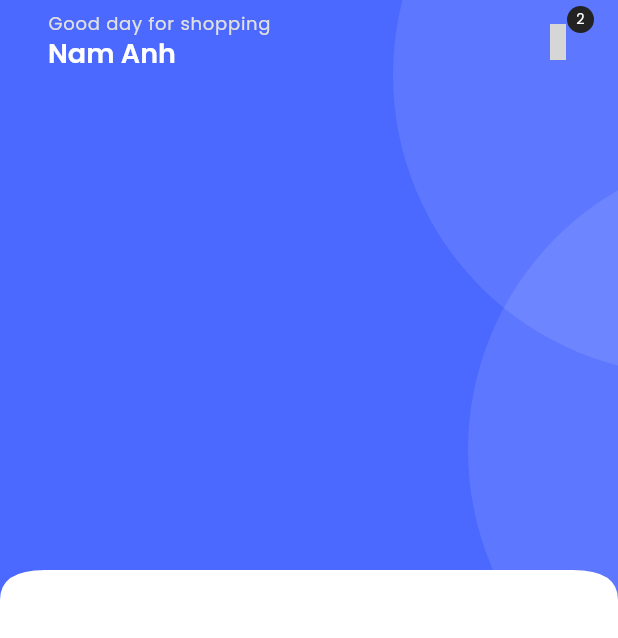
After one commit to Anhthn37-NA/t-store, a Flutter app: the HomeScreen screen opened directly, on a phone screen of 412 x 824 dp. The commit adds this screen. Shown: the top 638 px of the screen. Run offline on Flutter 3.47's test engine with Material 3 defaults, Android fonts, the light colour scheme and no system bars; our stand-ins replace get, get_storage, iconsax_flutter, logger, smooth_page_indicator; accounts and stored records are empty; grey boxes are pictures that could not be loaded.

Commit message:
update AppBar in HomeScreen

```diff
--- /dev/null
+++ b/lib/common/widgets/appbar/appbar.dart
@@ -0,0 +1,45 @@
+import 'package:flutter/material.dart';
+import 'package:get/get.dart';
+import 'package:iconsax_flutter/iconsax_flutter.dart';
+import 'package:t_store/utils/device/device_utility.dart';
+
+import '../../../utils/constants/sizes.dart';
+
+class TAppBar extends StatelessWidget implements PreferredSizeWidget {
+  const TAppBar({
+    super.key,
+    this.title,
+    this.actions,
+    this.leadingIcon,
+    this.leadingOnPressed,
+    this.showBackArrow = false,
+  });
+
+  final Widget? title;
+  final bool showBackArrow;
+  final IconData? leadingIcon;
+  final List<Widget>? actions;
+  final VoidCallback? leadingOnPressed;
+
+  @override
+  Widget build(BuildContext context) {
+    return Padding(
+      padding: const EdgeInsets.symmetric(horizontal: TSizes.md),
+      child: AppBar(
+        automaticallyImplyLeading: false,
+        leading: showBackArrow
+            ? IconButton(
+                onPressed: () => Get.back(),
+                icon: const Icon(Iconsax.arrow_left),
+              )
+            : leadingIcon != null ? IconButton(onPressed: leadingOnPressed, icon: Icon(leadingIcon)) : null,
+        title: title,
+        actions: actions,
+      ),
+    );
+  }
+
+  @override
+  // TODO: implement preferredSize
+  Size get preferredSize => Size.fromHeight(TDeviceUtils.getAppBarHeight());
+}
--- /dev/null
+++ b/lib/common/widgets/custom_shapes/containers/circular_container.dart
@@ -0,0 +1,37 @@
+import'package:flutter/material.dart';
+
+import '../../../../utils/constants/colors.dart';
+
+
+class TCircularContainer extends StatelessWidget {
+  const TCircularContainer({
+    super.key,
+    this.child,
+    this.width = 400,
+    this.height = 400,
+    this.radius = 400,
+    this.padding = 0,
+    this.backgroundColor = TColors.white,
+  });
+
+  final double? width;
+  final double? height;
+  final double radius;
+  final double padding;
+  final Widget? child;
+  final Color backgroundColor;
+
+  @override
+  Widget build(BuildContext context) {
+    return Container(
+      width: width,
+      height: height,
+      padding: EdgeInsets.all(padding),
+      decoration: BoxDecoration(
+        borderRadius: BorderRadius.circular(radius),
+        color: backgroundColor,
+      ),
+      child: child,
+    );
+  }
+}
--- /dev/null
+++ b/lib/common/widgets/custom_shapes/containers/primary_header_container.dart
@@ -0,0 +1,43 @@
+import 'package:flutter/material.dart';
+import '../../../../utils/constants/colors.dart';
+import '../curved_edges/curved_edges_widget.dart';
+import 'circular_container.dart';
+
+class TPrimaryHeaderContainer extends StatelessWidget {
+  const TPrimaryHeaderContainer({super.key, required this.child});
+
+  final Widget child;
+
+  @override
+  Widget build(BuildContext context) {
+    return TCurvedEdgesWidget(//Tạo hiệu ứng bo cong ở cạnh dưới
+      child: Container(
+        color: TColors.primary,
+        padding: const EdgeInsets.only(bottom: 0),
+        child: SizedBox(
+          height: 400,
+          child: Stack(
+            children: [
+              ///--Background Custom Shapes/Các shape hình tròn mờ trang trí nền
+              Positioned(
+                top: -150,
+                right: -250,
+                child: TCircularContainer(
+                  backgroundColor: TColors.white.withValues(alpha: 0.1),
+                ),
+              ),
+              Positioned(
+                top: 100,
+                right: -300,
+                child: TCircularContainer(
+                  backgroundColor: TColors.white.withValues(alpha: 0.1),
+                ),
+              ),
+              child,
+            ],
+          ),
+        ),
+      ),
+    );
+  }
+}
--- /dev/null
+++ b/lib/common/widgets/custom_shapes/curved_edges/curved_edges.dart
@@ -0,0 +1,33 @@
+import 'package:flutter/material.dart';
+
+class TCustomCurvedEdges extends CustomClipper<Path> {
+  @override
+  Path getClip(Size size) {
+    var path = Path();
+    path.lineTo(0, size.height);
+
+    //Cong đầu tiên (bên trái)
+    final firstCurve = Offset(0, size.height - 20);
+    final lastCurve = Offset(30, size.height - 20);
+    path.quadraticBezierTo(firstCurve.dx, firstCurve.dy, lastCurve.dx, lastCurve.dy);
+
+    //Cong chính giữa
+    final secondFirstCurve = Offset(0, size.height - 20);
+    final secondLastCurve = Offset(size.width - 30, size.height - 20);
+    path.quadraticBezierTo(secondFirstCurve.dx, secondFirstCurve.dy, secondLastCurve.dx, secondLastCurve.dy);
+
+    //Cong cuối bên phải
+    final thirdFirstCurve = Offset(size.width, size.height - 20);
+    final thirdLastCurve = Offset(size.width, size.height);
+    path.quadraticBezierTo(thirdFirstCurve.dx, thirdFirstCurve.dy, thirdLastCurve.dx, thirdLastCurve.dy);
+
+    path.lineTo(size.width, 0);
+    path.close();
+    return path;
+  }
+
+  @override
+  bool shouldReclip(covariant CustomClipper<Path> oldClipper) {
+    return true;
+  }
+}
--- /dev/null
+++ b/lib/common/widgets/custom_shapes/curved_edges/curved_edges_widget.dart
@@ -0,0 +1,19 @@
+import 'package:flutter/material.dart';
+
+import 'curved_edges.dart';
+
+class TCurvedEdgesWidget extends StatelessWidget {
+  const TCurvedEdgesWidget({
+    super.key, this.child,
+  });
+
+  final Widget? child;
+
+  @override
+  Widget build(BuildContext context) {
+    return ClipPath(
+      clipper: TCustomCurvedEdges(),//bo cong bằng custom clipper
+      child: child,
+    );
+  }
+}
--- /dev/null
+++ b/lib/common/widgets/products/cart/cart_menu_icon.dart
@@ -0,0 +1,42 @@
+import 'package:flutter/material.dart';
+import 'package:iconsax_flutter/iconsax_flutter.dart';
+
+import '../../../../utils/constants/colors.dart';
+
+class TCartCounterIcon extends StatelessWidget {
+  const TCartCounterIcon({
+    super.key,
+    required this.iconColor,
+    required this.onPressed,
+  });
+
+  final Color? iconColor;
+  final VoidCallback? onPressed;
+
+
+  @override
+  Widget build(BuildContext context) {
+    return Stack(
+      children: [
+        IconButton(
+          onPressed: onPressed,
+          icon: Icon(Iconsax.shopping_bag,color: iconColor,),
+        ),
+        Positioned(
+          right: 0,
+          child: Container(
+            width: 18,
+            height: 18,
+            decoration: BoxDecoration(
+              color: TColors.black,
+              borderRadius: BorderRadius.circular(100),
+            ),
+            child: Center(
+              child: Text('2',style: Theme.of(context).textTheme.labelLarge!.apply(color: TColors.white,fontSizeFactor: 0.8),),
+            ),
+          ),
+        ),
+      ],
+    );
+  }
+}
--- a/lib/features/authentication/screens/login/widgets/login_form.dart
+++ b/lib/features/authentication/screens/login/widgets/login_form.dart
@@ -2,6 +2,7 @@ import 'package:flutter/material.dart';
 import 'package:get/get.dart';
 import 'package:iconsax_flutter/iconsax_flutter.dart';
 
+import '../../../../../navigation_menu.dart';
 import '../../../../../utils/constants/sizes.dart';
 import '../../../../../utils/constants/text_strings.dart';
 import '../../password_configuration/forget_password.dart';
@@ -61,7 +62,7 @@ class TLoginForm extends StatelessWidget {
             SizedBox(
               width: double.infinity,
               child: ElevatedButton(
-                onPressed: () {},
+                onPressed: () => Get.to(() => const NavigationMenu()),
                 child: const Text(TTexts.signIn),
               ),
             ),
--- /dev/null
+++ b/lib/features/shop/screens/home/home.dart
@@ -0,0 +1,30 @@
+import 'package:flutter/material.dart';
+import 'package:t_store/features/shop/screens/home/widgets/home_appbar.dart';
+import '../../../../common/widgets/custom_shapes/containers/primary_header_container.dart';
+
+
+class HomeScreen extends StatelessWidget {
+  const HomeScreen({super.key});
+
+  @override
+  Widget build(BuildContext context) {
+    return Scaffold(
+      body: SingleChildScrollView(//màn hình có thể cuộn
+        child: Column(
+          children: [
+            TPrimaryHeaderContainer(//custom header xanh
+              child: Column(
+                children: [
+                  ///--AppBar
+                  THomeAppBar(),
+                  ///--SearchBar
+                  ///Categories
+                ],
+              ),
+            ),
+          ],
+        ),
+      ),
+    );
+  }
+}
--- /dev/null
+++ b/lib/features/shop/screens/home/widgets/home_appbar.dart
@@ -0,0 +1,37 @@
+import 'package:flutter/material.dart';
+
+import '../../../../../common/widgets/appbar/appbar.dart';
+import '../../../../../common/widgets/products/cart/cart_menu_icon.dart';
+import '../../../../../utils/constants/colors.dart';
+import '../../../../../utils/constants/text_strings.dart';
+
+class THomeAppBar extends StatelessWidget {
+  const THomeAppBar({
+    super.key,
+  });
+
+  @override
+  Widget build(BuildContext context) {
+    return TAppBar(//AppBar tùy biến
+      title: Column(
+        crossAxisAlignment: CrossAxisAlignment.start,
+        children: [
+          Text(
+            TTexts.homeAppBarTitle,
+            style: Theme.of(
+              context,
+            ).textTheme.labelMedium!.apply(color: TColors.grey),
+          ),
+          Text(
+            TTexts.homeAppBarSubTitle,
+            style: Theme.of(context).textTheme.headlineSmall!
+                .apply(color: TColors.white),
+          ),
+        ],
+      ),
+      actions: [
+        TCartCounterIcon(onPressed: (){},iconColor: TColors.white,)
+      ],
+    );
+  }
+}
--- a/lib/navigation_menu.dart
+++ b/lib/navigation_menu.dart
@@ -0,0 +1,49 @@
+import 'package:flutter/material.dart';
+import 'package:get/get.dart';
+import 'package:iconsax_flutter/iconsax_flutter.dart';
+import 'package:t_store/utils/constants/colors.dart';
+import 'package:t_store/utils/helpers/helper_functions.dart';
+import 'features/shop/screens/home/home.dart';
+
+class NavigationMenu extends StatelessWidget {
+  const NavigationMenu({super.key});
+
+  @override
+  Widget build(BuildContext context) {
+    final controller = Get.put(NavigationController());
+    final darkMode = THelperFunctions.isDarkMode(context);
+
+    return Scaffold(
+      bottomNavigationBar: Obx(
+        () => NavigationBar(
+          height: 80,
+          elevation: 0,
+          selectedIndex: controller.selectedIndex.value,
+          onDestinationSelected: (index) =>
+              controller.selectedIndex.value = index,
+          backgroundColor: darkMode ? TColors.black : TColors.white,
+          indicatorColor: darkMode ? TColors.white.withValues(alpha: 0.1) : TColors.black.withValues(alpha: 0.1),
+
+          destinations: const [
+            NavigationDestination(icon: Icon(Iconsax.home), label: 'Home'),
+            NavigationDestination(icon: Icon(Iconsax.shop), label: 'Store'),
+            NavigationDestination(icon: Icon(Iconsax.heart), label: 'Wishlist'),
+            NavigationDestination(icon: Icon(Iconsax.user), label: 'Profile'),
+          ],
+        ),
+      ),
+      body: Obx(()=> controller.screens[controller.selectedIndex.value]),
+    );
+  }
+}
+
+class NavigationController extends GetxController {
+  final Rx<int> selectedIndex = 0.obs;
+
+  final screens = [
+    const HomeScreen(),
+    Container(color: Colors.purple),
+    Container(color: Colors.orange),
+    Container(color: Colors.blue),
+  ];
+}
--- a/lib/utils/constants/text_strings.dart
+++ b/lib/utils/constants/text_strings.dart
@@ -1,4 +1,4 @@
-class TTexts{
+class TTexts {
   //-- GLOBAL Text
   static const String submit = "Submit";
   static const String appName = "T-Store";
@@ -10,9 +10,12 @@ class TTexts{
   static const String onBoardingTitle2 = "Select Payment Method";
   static const String onBoardingTitle3 = "Deliver at your door step";
 
-  static const String onBoardingSubTitle1 = "Welcom to a Word of Limitless Choices - Your Perfect Product Awaits!";
-  static const String onBoardingSubTitle2 = "For Seamless Transactions, Choose Your Payment Path Your Convenience, Our Priority!";
-  static const String onBoardingSubTitle3 = "From Our Doorstep to Yours Swift, Secure, and Contactless Delivery!";
+  static const String onBoardingSubTitle1 =
+      "Welcom to a Word of Limitless Choices - Your Perfect Product Awaits!";
+  static const String onBoardingSubTitle2 =
+      "For Seamless Transactions, Choose Your Payment Path Your Convenience, Our Priority!";
+  static const String onBoardingSubTitle3 =
+      "From Our Doorstep to Yours Swift, Secure, and Contactless Delivery!";
 
   // Authentication Form Text
   static const String firstName = "First Name";
@@ -37,17 +40,27 @@ class TTexts{
   static const String and = "and";
 
   //--Authentication Headings Text
-  static const String loginTitle= "Welcome back,";
-  static const String loginSubTitle="Discover Limitless Choices and Unmatched Convenience.";
+  static const String loginTitle = "Welcome back,";
+  static const String loginSubTitle =
+      "Discover Limitless Choices and Unmatched Convenience.";
   static const String signupTitle = "Let's create your account";
   static const String forgetPasswordTitle = "Forget password";
-  static const String forgetPasswordSubTitle = "Don't sorry sometimes people can forget too, enter your email and we will send you a password reset link.";
+  static const String forgetPasswordSubTitle =
+      "Don't sorry sometimes people can forget too, enter your email and we will send you a password reset link.";
   static const String changeYourPasswordTitle = "Password Reset Email Sent";
-  static const String changeYourPasswordSubTitle = "Your Account Security is Our Priority! We've Sent You a Secure Link to Safely Change Your Password and Keep Your Account Protected.";
+  static const String changeYourPasswordSubTitle =
+      "Your Account Security is Our Priority! We've Sent You a Secure Link to Safely Change Your Password and Keep Your Account Protected.";
   static const String confirmEmail = "Verify your email address!";
-  static const String confirmEmailSubTitle = "Congratulations! Your account Awaits: Verify Your Email to Start Shopping and Experience a World of Unrivaled Deals and Personalized Offers.";
-  static const String emailNotReceivedMessage = "Didn't get the email? Check your junk/spam or resend it.";
-  static const String yourAccountCreatedTitle = "Your account successfully created!";
-  static const String yourAccountCreatedSubTitle = "Welcome to Your Ultimate Shopping Destination: Your Account is Created, Unleash the Joy of Seamless Online Shopping!";
+  static const String confirmEmailSubTitle =
+      "Congratulations! Your account Awaits: Verify Your Email to Start Shopping and Experience a World of Unrivaled Deals and Personalized Offers.";
+  static const String emailNotReceivedMessage =
+      "Didn't get the email? Check your junk/spam or resend it.";
+  static const String yourAccountCreatedTitle =
+      "Your account successfully created!";
+  static const String yourAccountCreatedSubTitle =
+      "Welcome to Your Ultimate Shopping Destination: Your Account is Created, Unleash the Joy of Seamless Online Shopping!";
 
+  //--Home
+  static const String homeAppBarTitle = "Good day for shopping";
+  static const String homeAppBarSubTitle = "Nam Anh";
 }
```
